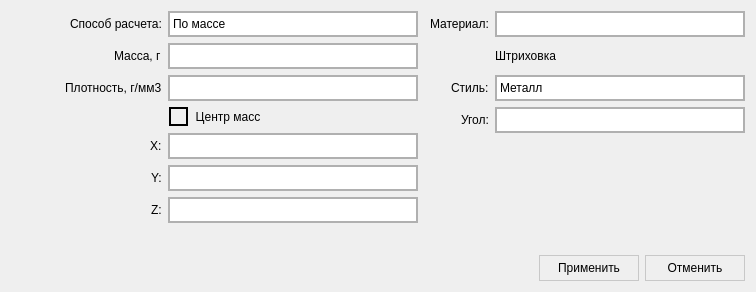
Before: the Qt Designer form controllerdialog.ui in redmms/characteristics_view, drawn with Qt 5.
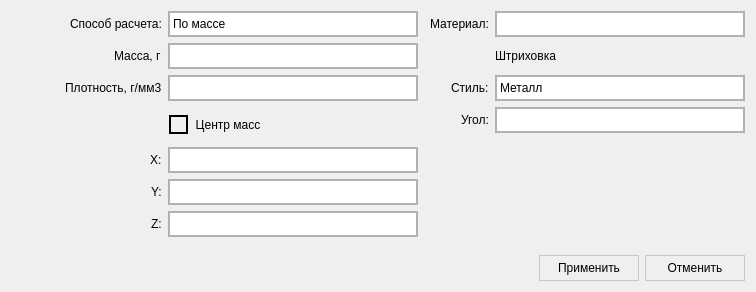
After: the same form once the commit is applied. Icons and pictures are not drawn.

Commit message: Connect DetailItem::destroyed slot, add margin for combobox

```diff
--- a/controllerdialog.ui
+++ b/controllerdialog.ui
@@ -95,6 +95,7 @@
     subcontrol-origin: margin;
     subcontrol-position: top center;
     padding: 0 3px;
+	margin: 8;
 }
 
 QGroupBox::indicator {
@@ -383,7 +384,7 @@
          <number>0</number>
         </property>
         <property name="topMargin">
-         <number>6</number>
+         <number>20</number>
         </property>
         <property name="rightMargin">
          <number>0</number>
```
The commit also changes 9 other files.
